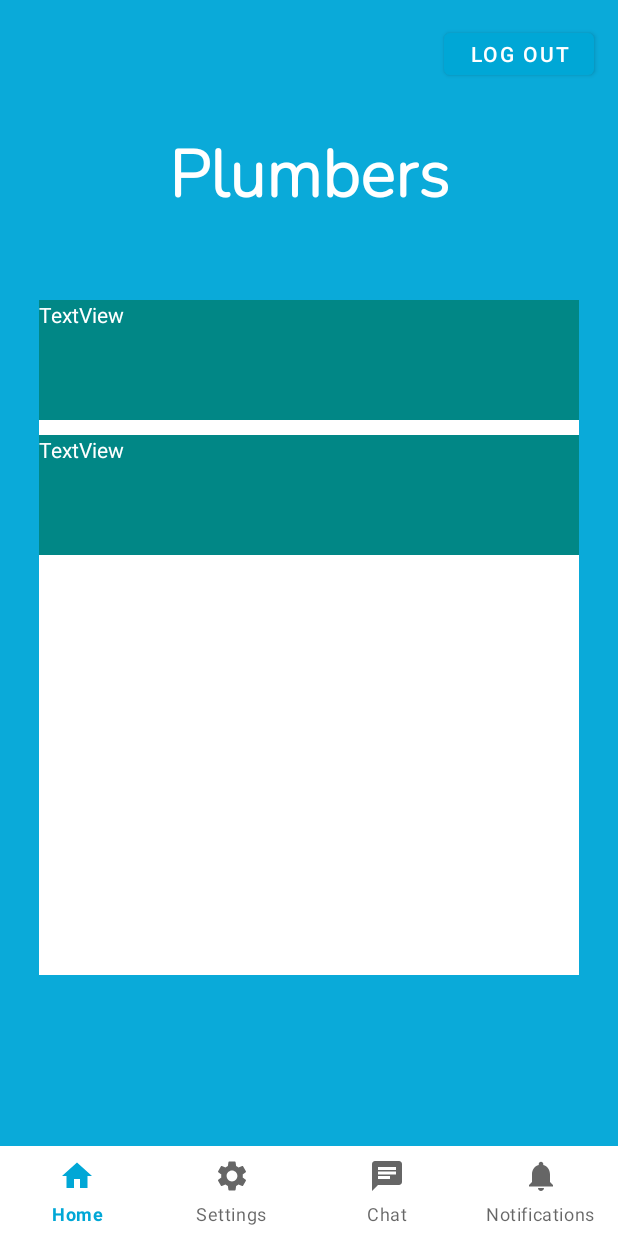
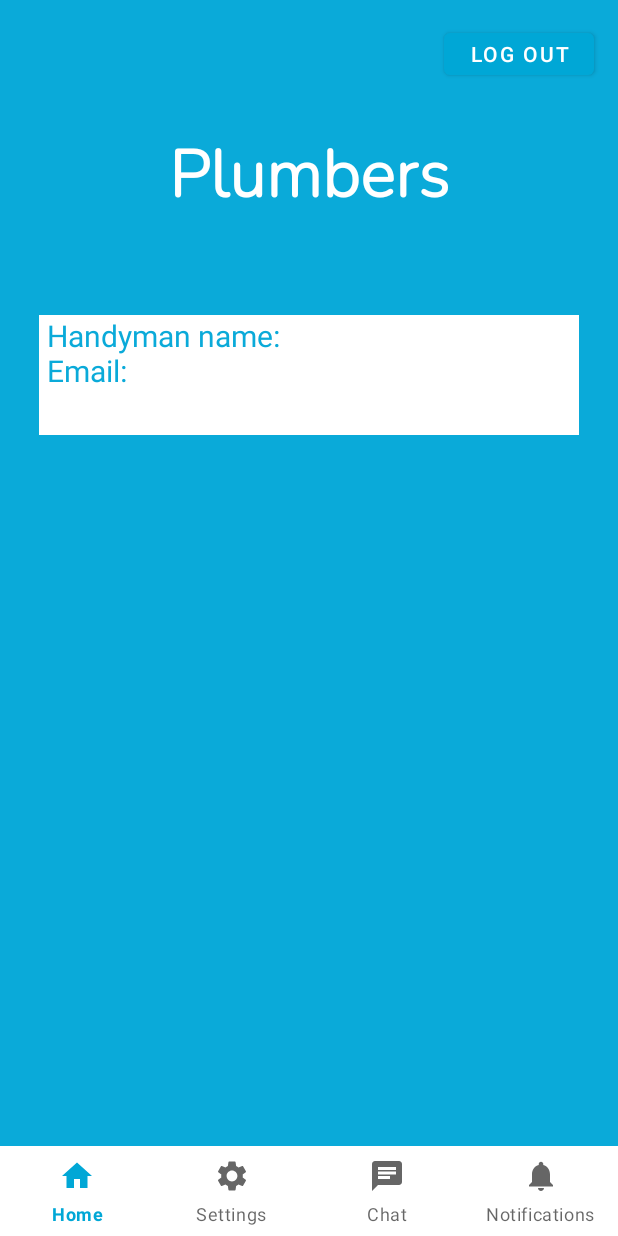
Before and after one commit to ahman502/Handyman_JAVA_App, an Android app: the Client_home screen opened directly, with no data from a screen before it, after a tap on an icon or button, on a phone screen of 412 x 824 dp. Run offline under Robolectric (Android 15) with nearby library versions, the light colour scheme and no system bars; Roboto replaces fonts that are not available here; 1 other tap on this screen came first.

Commit message:
Worked on Electrician activity.

```diff
--- a/app/src/main/java/com/codecademy/handyman_java_app/Client_home.java
+++ b/app/src/main/java/com/codecademy/handyman_java_app/Client_home.java
@@ -3,7 +3,11 @@ package com.codecademy.handyman_java_app;
 import androidx.annotation.NonNull;
 import androidx.appcompat.app.AppCompatActivity;
 
+import android.app.AlertDialog;
+import android.content.Context;
+import android.content.DialogInterface;
 import android.content.Intent;
+import android.location.LocationManager;
 import android.net.Uri;
 import android.os.Bundle;
 import android.view.MenuItem;
@@ -22,10 +26,10 @@ import com.google.android.material.bottomnavigation.BottomNavigationView;
 public class Client_home extends AppCompatActivity {
 
     //variables
-    TextView firstname_used_for_signup;
-    ImageButton plumbing_list;
+    TextView firstname_used_for_signup, txt_input, txt_input1;
+    ImageButton plumbing_list, electric_list;
     ImageButton profileImage;
-    LinearLayout linearLayout, show_pList_LinearLayout;
+    LinearLayout linearLayout, show_pList_LinearLayout, show_eList_LinearLayout;
     Animation slideUp, slideDown, right_to_left, left_to_right;
     Button saveChangesButton, logout_btn;
     BottomNavigationView bottomNavigationView;
@@ -54,6 +58,8 @@ public class Client_home extends AppCompatActivity {
         linearLayout = findViewById(R.id.settings_linearLayout);
         //plumbing page layout
         show_pList_LinearLayout = findViewById(R.id.show_pList_LinearLayout);
+        //electrician page layout
+        show_eList_LinearLayout = findViewById(R.id.show_eList_LinearLayout);
 
         //getting the textView that will display the first name of user used during sign up
         textView2 = findViewById(R.id.textView2);
@@ -90,13 +96,23 @@ public class Client_home extends AppCompatActivity {
             }
         });
 
+        txt_input = findViewById(R.id.txt_input);
+        txt_input1 = findViewById(R.id.txt_input1);
+
         //setting onClickListener on plumbing button to open a list of plumbers
         plumbing_list = findViewById(R.id.plumbing_btn);
-
         plumbing_list.setOnClickListener(new View.OnClickListener() {
             @Override
             public void onClick(View v) {
                 openPlumbingActivity();
+            }
+        });
+
+        electric_list =findViewById(R.id.electric_btn);
+        electric_list.setOnClickListener(new View.OnClickListener() {
+            @Override
+            public void onClick(View v) {
+                openElectricActivity();
             }
         });
 
@@ -132,24 +148,17 @@ public class Client_home extends AppCompatActivity {
                             linearLayout.startAnimation(slideUp);
                             linearLayout.setVisibility(View.VISIBLE);
                         }
-                        else if(show_pList_LinearLayout.getVisibility() == View.VISIBLE){
+                        if(show_pList_LinearLayout.getVisibility() == View.VISIBLE){
 
                             show_pList_LinearLayout.startAnimation(left_to_right);
                             show_pList_LinearLayout.setVisibility(View.INVISIBLE);
                             linearLayout.startAnimation(slideUp);
                             linearLayout.setVisibility(View.VISIBLE);
                         }
-                        else if(show_pList_LinearLayout.getVisibility() == View.VISIBLE){
+                        else if(show_eList_LinearLayout.getVisibility() == View.VISIBLE){
 
-                            show_pList_LinearLayout.startAnimation(left_to_right);
-                            show_pList_LinearLayout.setVisibility(View.INVISIBLE);
-                            linearLayout.startAnimation(slideUp);
-                            linearLayout.setVisibility(View.VISIBLE);
-                        }
-                        else if(show_pList_LinearLayout.getVisibility() == View.VISIBLE){
-
-                            show_pList_LinearLayout.startAnimation(left_to_right);
-                            show_pList_LinearLayout.setVisibility(View.INVISIBLE);
+                            show_eList_LinearLayout.startAnimation(left_to_right);
+                            show_eList_LinearLayout.setVisibility(View.INVISIBLE);
                             linearLayout.startAnimation(slideUp);
                             linearLayout.setVisibility(View.VISIBLE);
                         }
@@ -162,12 +171,16 @@ public class Client_home extends AppCompatActivity {
 
                             linearLayout.startAnimation(slideDown);
                             linearLayout.setVisibility(View.INVISIBLE);
-
                         }
                         else if(show_pList_LinearLayout.getVisibility() == View.VISIBLE){
 
                             show_pList_LinearLayout.startAnimation(left_to_right);
                             show_pList_LinearLayout.setVisibility(View.INVISIBLE);
+                        }
+                        else if(show_eList_LinearLayout.getVisibility() == View.VISIBLE){
+
+                            show_eList_LinearLayout.startAnimation(left_to_right);
+                            show_eList_LinearLayout.setVisibility(View.INVISIBLE);
                         }
                         return true;
 
@@ -186,10 +199,6 @@ public class Client_home extends AppCompatActivity {
             }
         });
 
-        //setting onClickListener on electric button to open a list of electricians
-        //electrician_list = findViewById(R.id.electric_btn);
-        //electrician_list.setOnClickListener(v -> openElectricActivity());
-
     }
 
     //function to open and display a new activity
@@ -198,15 +207,25 @@ public class Client_home extends AppCompatActivity {
         if(show_pList_LinearLayout.getVisibility() == View.INVISIBLE){
             show_pList_LinearLayout.startAnimation(right_to_left);
             show_pList_LinearLayout.setVisibility(View.VISIBLE);
+            txt_input.setText("Handyman name: \nEmail: ");
         }
     }
 
     //function to open and display a new activity
-    /*public void openElectricActivity(){
-        //when this function is called, we will be navigated to the activity_electric_list.xml file (Electric_list.java class)
-        Intent electric_list_activity = new Intent(this, Electric_list.class);
-        startActivity(electric_list_activity);
-    }*/
+    public void openElectricActivity(){
+        //when this function is called, we will be navigated to the plumber's list layout
+        if(show_eList_LinearLayout.getVisibility() == View.INVISIBLE){
+            show_eList_LinearLayout.startAnimation(right_to_left);
+            show_eList_LinearLayout.setVisibility(View.VISIBLE);
+            Intent intent00 = getIntent();
+            String str2 = intent00.getStringExtra("efname");
+            //get the last name of the user that was used during registration
+            String user_lname2 = intent00.getStringExtra("elname");
+            //get the email address of the user that was used during registration
+            String user_eaddress2 =  intent00.getStringExtra("eeAddress");
+            txt_input1.setText("Handyman name: " + str2 +" "+ user_lname2 +"\nEmail: " + user_eaddress2);
+        }
+    }
 
     public void toastMsg(String msg) {
         Toast toast = Toast.makeText(this, msg, Toast.LENGTH_LONG);
@@ -247,5 +266,33 @@ public class Client_home extends AppCompatActivity {
 
     }
 
+    /* ----- THIS COMMENTED OUT CODE IS TO ENABLE LOCATION SERVICE BUT IT DOES NOT WORK -----
+    public void statusCheck() {
+        final LocationManager manager = (LocationManager) getSystemService(Context.LOCATION_SERVICE);
+
+        if (!manager.isProviderEnabled(LocationManager.GPS_PROVIDER)) {
+            buildAlertMessageNoGps();
+
+        }
+    }
+
+    private void buildAlertMessageNoGps() {
+        final AlertDialog.Builder builder = new AlertDialog.Builder(this);
+        builder.setMessage("Your GPS seems to be disabled, do you want to enable it?")
+                .setCancelable(false)
+                .setPositiveButton("Yes", new DialogInterface.OnClickListener() {
+                    public void onClick(final DialogInterface dialog, final int id) {
+                        startActivity(new Intent(android.provider.Settings.ACTION_LOCATION_SOURCE_SETTINGS));
+                    }
+                })
+                .setNegativeButton("No", new DialogInterface.OnClickListener() {
+                    public void onClick(final DialogInterface dialog, final int id) {
+                        dialog.cancel();
+                    }
+                });
+        final AlertDialog alert = builder.create();
+        alert.show();
+    } */
+
 
 }
--- a/app/src/main/res/layout/activity_client_home.xml
+++ b/app/src/main/res/layout/activity_client_home.xml
@@ -124,7 +124,6 @@
         android:background="@drawable/circle_icons"
         android:minWidth="80dp"
         android:minHeight="80dp"
-        android:onClick="displayToastMsg"
         android:src="@drawable/electric"
         app:layout_constraintEnd_toEndOf="@+id/image_btn1"
         app:layout_constraintStart_toStartOf="@+id/image_btn1"
@@ -489,7 +488,6 @@
             <LinearLayout
                 android:layout_width="360dp"
                 android:layout_height="450dp"
-                android:background="@color/white"
                 android:minHeight="450dp"
                 android:orientation="vertical"
                 app:layout_constraintBottom_toTopOf="@+id/rlContainer"
@@ -501,20 +499,76 @@
                     android:id="@+id/txt_input"
                     android:layout_width="fill_parent"
                     android:layout_height="80dp"
-                    android:background="@color/teal_700"
-                    android:text="TextView"
-                    android:textColor="@color/white">
+                    android:layout_marginTop="10dp"
+                    android:paddingLeft="5dp"
+                    android:textSize="20dp"
+                    android:background="@color/white"
+                    android:text="Plumber 1 Information"
+                    android:textColor="@color/blue" >
 
                 </TextView>
 
+
+            </LinearLayout>
+
+        </ScrollView>
+
+    </LinearLayout>
+
+    <!-- SHOW ELECTRICIAN'S LIST -->
+    <LinearLayout
+        android:id="@+id/show_eList_LinearLayout"
+        android:layout_width="match_parent"
+        android:layout_height="match_parent"
+        android:background="@color/blue"
+        android:orientation="vertical"
+        android:visibility="invisible"
+        app:layout_constraintEnd_toEndOf="parent"
+        app:layout_constraintHorizontal_bias="0.473"
+        app:layout_constraintStart_toStartOf="parent"
+        app:layout_constraintTop_toTopOf="parent">
+
+        <TextView
+            android:id="@+id/electric_list"
+            android:layout_width="match_parent"
+            android:layout_height="200dp"
+            android:fontFamily="@font/nunito_light"
+            android:paddingTop="85dp"
+            android:text="Electricians"
+            android:textAlignment="center"
+            android:textColor="@color/white"
+            android:textSize="44sp"
+            android:textStyle="bold"
+            app:layout_constraintEnd_toEndOf="parent"
+            app:layout_constraintHorizontal_bias="0.498"
+            app:layout_constraintStart_toStartOf="parent"
+            app:layout_constraintTop_toTopOf="parent" />
+
+        <ScrollView
+            android:layout_width="wrap_content"
+            android:layout_height="450dp"
+            android:layout_gravity="center_horizontal">
+
+            <LinearLayout
+                android:layout_width="360dp"
+                android:layout_height="450dp"
+                android:minHeight="450dp"
+                android:orientation="vertical"
+                app:layout_constraintBottom_toTopOf="@+id/rlContainer"
+                app:layout_constraintEnd_toEndOf="parent"
+                app:layout_constraintStart_toStartOf="parent"
+                app:layout_constraintTop_toBottomOf="@+id/plumber_list">
+
                 <TextView
-                    android:id="@+id/p2"
+                    android:id="@+id/txt_input1"
                     android:layout_width="fill_parent"
                     android:layout_height="80dp"
                     android:layout_marginTop="10dp"
-                    android:background="@color/teal_700"
-                    android:text="TextView"
-                    android:textColor="@color/white">
+                    android:paddingLeft="5dp"
+                    android:textSize="20dp"
+                    android:background="@color/white"
+                    android:text="Electrician 1 Information"
+                    android:textColor="@color/blue" >
 
                 </TextView>
 
```
Also changed, not shown: app/src/main/java/com/codecademy/handyman_java_app/Handyman_home.java (+49 -104 lines).
